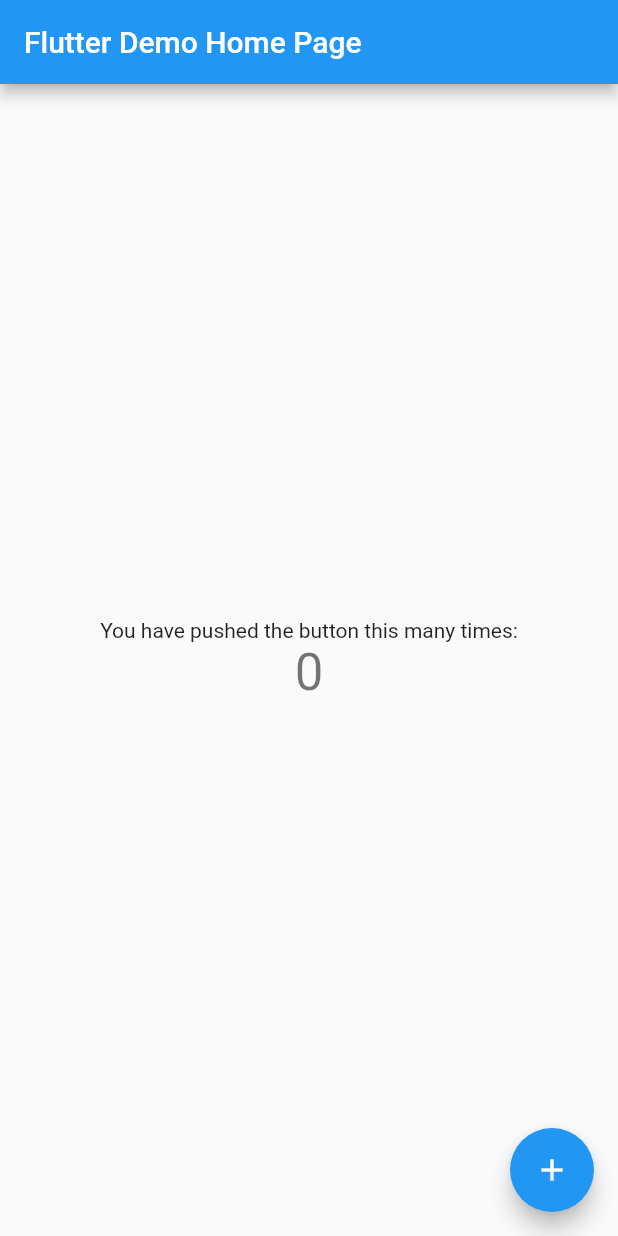
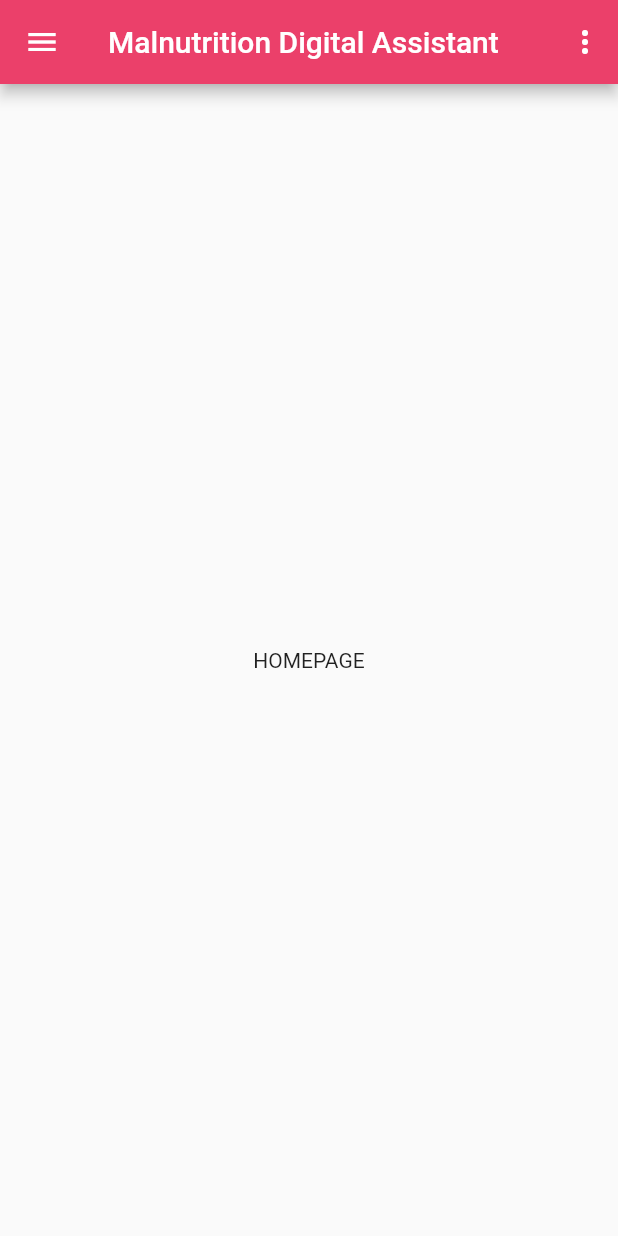
Before and after one commit to Alozious/mda-1, a Flutter app: the screen it shows after launch, on a phone screen of 412 x 824 dp. Run offline on Flutter 3.47's test engine with Material 2 defaults, Android fonts, the phone set to English and light mode, and no system bars; our stand-ins replace font_awesome_flutter; Roboto replaces fonts that are missing (Times New Roman).

Commit message:
drawer implemented

```diff
--- /dev/null
+++ b/mda/lib/drawer.dart
@@ -0,0 +1,210 @@
+import 'package:flutter/material.dart';
+import 'package:mda/homepage.dart';
+import 'package:font_awesome_flutter/font_awesome_flutter.dart';
+
+class DrawerScreen extends StatefulWidget {
+  const DrawerScreen({Key? key}) : super(key: key);
+
+  @override
+  _DrawerScreenState createState() => _DrawerScreenState();
+}
+
+class _DrawerScreenState extends State<DrawerScreen> {
+  @override
+  Widget build(BuildContext context) {
+    return Scaffold(
+      body: Container(
+        padding: const EdgeInsets.only(left: 6),
+        color: Color(0xFF09f0dd),
+        child: Center(
+          child: ListView(
+            children: [
+              Container(
+                margin: const EdgeInsets.only(top: 12, left: 15),
+                child: const Text(
+                  "MDA",
+                  style: TextStyle(
+                    fontFamily: "Times New Roman",
+                    fontSize: 50,
+                    color: Color(0xFFeb406a),
+                    fontWeight: FontWeight.bold,
+                  ),
+                ),
+              ),
+              Container(
+                margin: const EdgeInsets.only(left: 70),
+                child: const Text(
+                  "MALNUTRITION DIGITAL ASSISTANT",
+                  style: TextStyle(
+                    fontSize: 16,
+                    color: Colors.black,
+                  ),
+                ),
+              ),
+              const SizedBox(
+                height: 90,
+              ),
+              ListTile(
+                selectedTileColor: Colors.black,
+                leading: const Icon(
+                  FontAwesomeIcons.home,
+                  size: 30,
+                  color: Color(0xFFeb406a),
+                ),
+                title: Text("Home",
+                    style: TextStyle(
+                      fontSize: 20,
+                      color: Colors.pink[600],
+                      fontWeight: FontWeight.w900,
+                      letterSpacing: 1.5,
+                    )),
+                onTap: () {},
+              ),
+
+              // INFO TILE
+              ListTile(
+                leading: const Icon(
+                  Icons.info,
+                  size: 35,
+                  color: Colors.black,
+                ),
+                title: const Text(
+                  "Info",
+                  style: TextStyle(
+                    fontSize: 19,
+                    color: Colors.black,
+                  ),
+                ),
+                onTap: () {
+                  Navigator.pushNamed(context, "info");
+                },
+              ),
+
+              // NEARBY DOCTOR TILE
+              ListTile(
+                leading: const Icon(
+                  FontAwesomeIcons.stethoscope,
+                  size: 30,
+                  color: Colors.black,
+                ),
+                title: const Text(
+                  "Nearby Doctor",
+                  style: TextStyle(
+                    fontSize: 19,
+                    color: Colors.black,
+                  ),
+                ),
+                onTap: () {
+                  Navigator.pushNamed(context, "doctor");
+                },
+              ),
+
+              // FAQ TILE
+              ListTile(
+                leading: const Icon(
+                  FontAwesomeIcons.comments,
+                  size: 30,
+                  color: Colors.black,
+                ),
+                title: const Text(
+                  "FAQ",
+                  style: TextStyle(
+                    fontSize: 19,
+                    color: Colors.black,
+                  ),
+                ),
+                onTap: () {
+                  Navigator.pushNamed(context, "faq");
+                },
+              ),
+
+              // ABOUT TILE
+              ListTile(
+                leading: const Icon(
+                  FontAwesomeIcons.atom,
+                  size: 30,
+                  color: Colors.black,
+                ),
+                title: const Text(
+                  "About",
+                  style: TextStyle(
+                    fontSize: 19,
+                    color: Colors.black,
+                  ),
+                ),
+                onTap: () {
+                  Navigator.pushNamed(context, "about");
+                },
+              ),
+
+              // SHARE TILE
+              ListTile(
+                leading: const Icon(
+                  FontAwesomeIcons.shareAlt,
+                  size: 30,
+                  color: Colors.black,
+                ),
+                title: const Text(
+                  "Share",
+                  style: TextStyle(
+                    fontSize: 19,
+                    color: Colors.black,
+                  ),
+                ),
+                onTap: () {
+                  Navigator.pushNamed(context, "share");
+                },
+              ),
+
+              const SizedBox(
+                height: 60,
+              ),
+
+              // TIP OF THE DAY TILE
+              ListTile(
+                leading: const Icon(
+                  FontAwesomeIcons.lightbulb,
+                  size: 28,
+                  color: Colors.yellow,
+                ),
+                title: const Text(
+                  "Tip Of The Day",
+                  style: TextStyle(
+                    fontSize: 18,
+                    color: Colors.black,
+                  ),
+                ),
+                onTap: () {
+                  Navigator.pushNamed(context, "tip");
+                },
+              ),
+
+              const SizedBox(
+                height: 15,
+              ),
+
+              // LOGIN TILE
+              ListTile(
+                leading: const Icon(
+                  FontAwesomeIcons.powerOff,
+                  size: 30,
+                  color: Colors.black,
+                ),
+                title: const Text(
+                  "Login",
+                  style: TextStyle(
+                    fontSize: 19,
+                    color: Colors.black,
+                  ),
+                ),
+                onTap: () {
+                  Navigator.pushNamed(context, "login");
+                },
+              ),
+            ],
+          ),
+        ),
+      ),
+    );
+  }
+}
--- /dev/null
+++ b/mda/lib/homepage.dart
@@ -0,0 +1,76 @@
+import 'package:flutter/material.dart';
+import 'package:mda/drawer.dart';
+
+void main(List<String> args) {
+  runApp(HomePage());
+}
+
+class HomePage extends StatefulWidget {
+  const HomePage({Key? key}) : super(key: key);
+
+  @override
+  _HomePageState createState() => _HomePageState();
+}
+
+class _HomePageState extends State<HomePage> {
+  double xOffset = 0;
+  double yOffset = 0;
+  double scaleFactor = 1;
+  bool drawerOpen = false;
+  double radius = 0;
+
+  @override
+  Widget build(BuildContext context) {
+    return GestureDetector(
+      onTap: drawerOpen
+          ? () {
+              setState(() {
+                xOffset = 0;
+                yOffset = 0;
+                scaleFactor = 1;
+                drawerOpen = false;
+                radius = 0;
+              });
+            }
+          : null,
+      child: AnimatedContainer(
+          decoration: BoxDecoration(
+            borderRadius: BorderRadius.circular(100),
+            color: Colors.black,
+          ),
+          duration: const Duration(milliseconds: 400),
+          transform: Matrix4.translationValues(xOffset, yOffset, 1)
+            ..scale(scaleFactor),
+          child: ClipRRect(
+            borderRadius: BorderRadius.circular(radius),
+            child: Scaffold(
+              appBar: AppBar(
+                backgroundColor: const Color(0xFFeb406a),
+                title: const Text("Malnutrition Digital Assistant"),
+                leading: IconButton(
+                  icon: const Icon(Icons.menu),
+                  onPressed: () {
+                    drawerOpen = true;
+                    setState(() {
+                      xOffset = 210;
+                      yOffset = 180;
+                      scaleFactor = 0.65;
+                      radius = 60;
+                    });
+                  },
+                ),
+                actions: const [
+                  Icon(Icons.more_vert_rounded),
+                  SizedBox(
+                    width: 10,
+                  )
+                ],
+              ),
+              body: const Center(
+                child: Text("HOMEPAGE"),
+              ),
+            ),
+          )),
+    );
+  }
+}
--- a/mda/lib/main.dart
+++ b/mda/lib/main.dart
@@ -1,115 +1,36 @@
 import 'package:flutter/material.dart';
+import 'package:mda/homepage.dart';
+import 'package:mda/terms.dart';
 
-void main() {
-  runApp(const MyApp());
+import 'drawer.dart';
+
+void main(List<String> args) {
+  runApp(MainApp());
 }
 
-class MyApp extends StatelessWidget {
-  const MyApp({Key? key}) : super(key: key);
+class MainApp extends StatefulWidget {
+  const MainApp({Key? key}) : super(key: key);
 
-  // This widget is the root of your application.
+  @override
+  _MainAppState createState() => _MainAppState();
+}
+
+class _MainAppState extends State<MainApp> {
   @override
   Widget build(BuildContext context) {
     return MaterialApp(
-      title: 'Flutter Demo',
-      theme: ThemeData(
-        // This is the theme of your application.
-        //
-        // Try running your application with "flutter run". You'll see the
-        // application has a blue toolbar. Then, without quitting the app, try
-        // changing the primarySwatch below to Colors.green and then invoke
-        // "hot reload" (press "r" in the console where you ran "flutter run",
-        // or simply save your changes to "hot reload" in a Flutter IDE).
-        // Notice that the counter didn't reset back to zero; the application
-        // is not restarted.
-        primarySwatch: Colors.blue,
+      debugShowCheckedModeBanner: false,
+      routes: {
+        "drawer": (context) => const DrawerScreen(),
+        "home": (context) => const HomePage(),
+        "terms": (context) => const Terms(),
+      },
+      home: Stack(
+        children: const [
+          DrawerScreen(),
+          HomePage(),
+        ],
       ),
-      home: const MyHomePage(title: 'Flutter Demo Home Page'),
     );
   }
 }
-
-class MyHomePage extends StatefulWidget {
-  const MyHomePage({Key? key, required this.title}) : super(key: key);
-
-  // This widget is the home page of your application. It is stateful, meaning
-  // that it has a State object (defined below) that contains fields that affect
-  // how it looks.
-
-  // This class is the configuration for the state. It holds the values (in this
-  // case the title) provided by the parent (in this case the App widget) and
-  // used by the build method of the State. Fields in a Widget subclass are
-  // always marked "final".
-
-  final String title;
-
-  @override
-  State<MyHomePage> createState() => _MyHomePageState();
-}
-
-class _MyHomePageState extends State<MyHomePage> {
-  int _counter = 0;
-
-  void _incrementCounter() {
-    setState(() {
-      // This call to setState tells the Flutter framework that something has
-      // changed in this State, which causes it to rerun the build method below
-      // so that the display can reflect the updated values. If we changed
-      // _counter without calling setState(), then the build method would not be
-      // called again, and so nothing would appear to happen.
-      _counter++;
-    });
-  }
-
-  @override
-  Widget build(BuildContext context) {
-    // This method is rerun every time setState is called, for instance as done
-    // by the _incrementCounter method above.
-    //
-    // The Flutter framework has been optimized to make rerunning build methods
-    // fast, so that you can just rebuild anything that needs updating rather
-    // than having to individually change instances of widgets.
-    return Scaffold(
-      appBar: AppBar(
-        // Here we take the value from the MyHomePage object that was created by
-        // the App.build method, and use it to set our appbar title.
-        title: Text(widget.title),
-      ),
-      body: Center(
-        // Center is a layout widget. It takes a single child and positions it
-        // in the middle of the parent.
-        child: Column(
-          // Column is also a layout widget. It takes a list of children and
-          // arranges them vertically. By default, it sizes itself to fit its
-          // children horizontally, and tries to be as tall as its parent.
-          //
-          // Invoke "debug painting" (press "p" in the console, choose the
-          // "Toggle Debug Paint" action from the Flutter Inspector in Android
-          // Studio, or the "Toggle Debug Paint" command in Visual Studio Code)
-          // to see the wireframe for each widget.
-          //
-          // Column has various properties to control how it sizes itself and
-          // how it positions its children. Here we use mainAxisAlignment to
-          // center the children vertically; the main axis here is the vertical
-          // axis because Columns are vertical (the cross axis would be
-          // horizontal).
-          mainAxisAlignment: MainAxisAlignment.center,
-          children: <Widget>[
-            const Text(
-              'You have pushed the button this many times:',
-            ),
-            Text(
-              '$_counter',
-              style: Theme.of(context).textTheme.headline4,
-            ),
-          ],
-        ),
-      ),
-      floatingActionButton: FloatingActionButton(
-        onPressed: _incrementCounter,
-        tooltip: 'Increment',
-        child: const Icon(Icons.add),
-      ), // This trailing comma makes auto-formatting nicer for build methods.
-    );
-  }
-}
--- /dev/null
+++ b/mda/lib/terms.dart
@@ -0,0 +1,22 @@
+import 'package:flutter/material.dart';
+
+class Terms extends StatefulWidget {
+  const Terms({ Key? key }) : super(key: key);
+
+  @override
+  _TermsState createState() => _TermsState();
+}
+
+class _TermsState extends State<Terms> {
+  @override
+  Widget build(BuildContext context) {
+    return Scaffold(
+      appBar: AppBar(
+        title: const Text("TERMS AND CONDITIONS"),
+        actions: const [
+          Icon(Icons.search),
+        ],
+      ),
+    );
+  }
+}
--- a/mda/pubspec.yaml
+++ b/mda/pubspec.yaml
@@ -34,6 +34,8 @@ dependencies:
   # The following adds the Cupertino Icons font to your application.
   # Use with the CupertinoIcons class for iOS style icons.
   cupertino_icons: ^1.0.2
+  font_awesome_flutter:
+
 
 dev_dependencies:
   flutter_test:
```
Also changed, not shown: mda/pubspec.lock.
